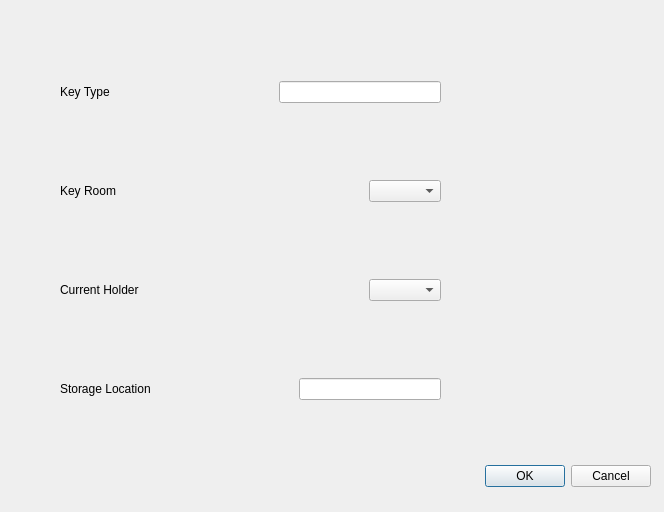
Qt form addkey.ui (kieranmckenzie/teamworking_key_management_app) before a commit.
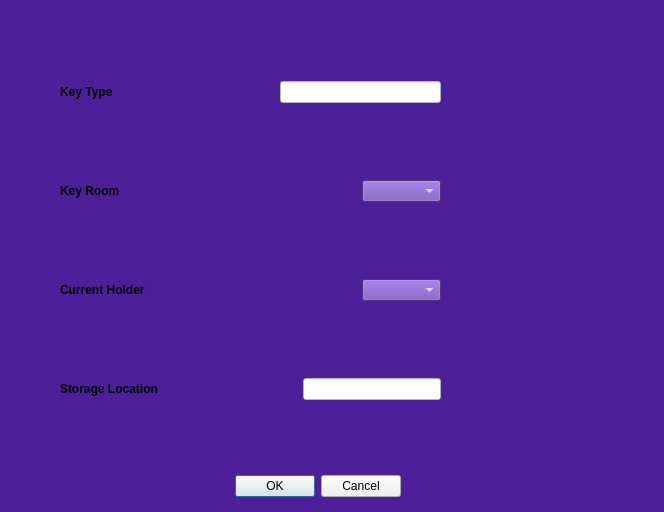
The same form after that commit.

```diff
--- a/addkey.ui
+++ b/addkey.ui
@@ -13,11 +13,28 @@
   <property name="windowTitle">
    <string>Dialog</string>
   </property>
+  <property name="styleSheet">
+   <string notr="true">QDialog{
+	background-color: #4D1F99;
+}
+QComboBox{
+	background-color: #6F4AB1;
+	color: #FFFFFF;
+	font-weight: bold;
+}
+QLabel{
+	font-weight: bold;
+}
+QLineEdit{
+	color: #000000;
+	background-color: #FFFFFF;
+}</string>
+  </property>
   <widget class="QDialogButtonBox" name="buttonBox">
    <property name="geometry">
     <rect>
-     <x>310</x>
-     <y>460</y>
+     <x>60</x>
+     <y>470</y>
      <width>341</width>
      <height>32</height>
     </rect>
```
